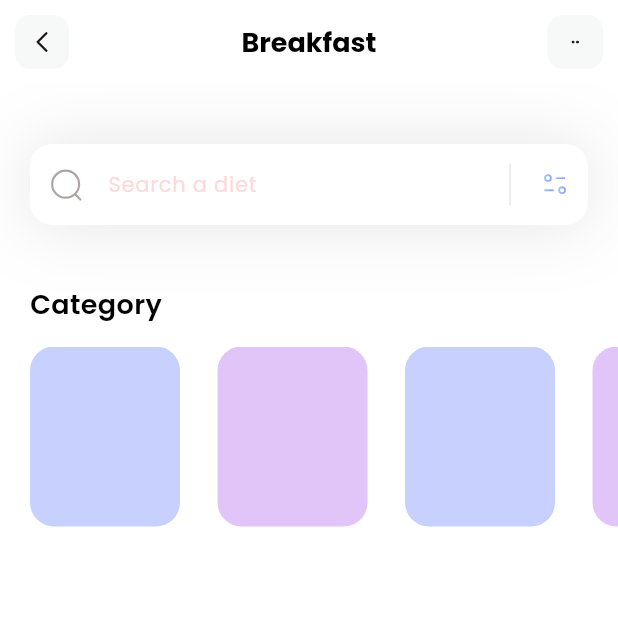
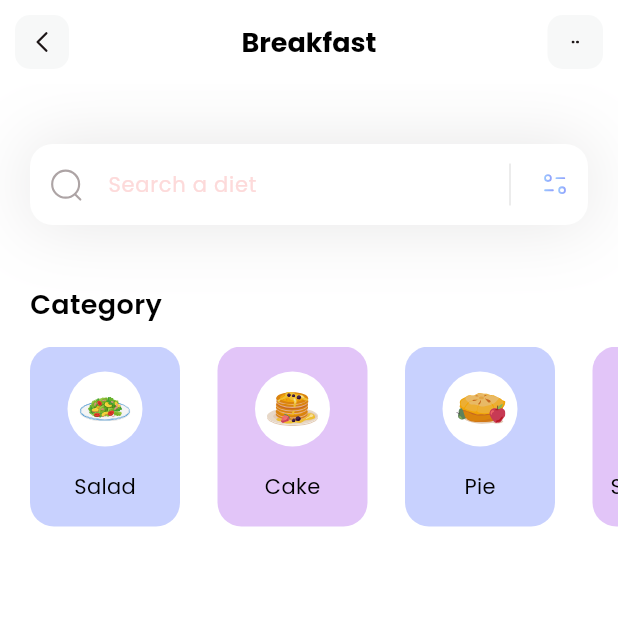
Before and after one commit to abungubrighton/dietApp, a Flutter app: the screen it shows after launch, on a phone screen of 412 x 824 dp, the top half of it. Run offline on Flutter 3.47's test engine with Material 3 defaults, Android fonts, the phone set to English and light mode, and no system bars; our stand-ins replace flutter_svg.

Commit message:
chore:add category image and name to the listview items containers

```diff
--- a/lib/pages/home.dart
+++ b/lib/pages/home.dart
@@ -66,11 +66,34 @@ class _HomePageState extends State<HomePage> {
                   itemBuilder: (context, index) {
                     // build function builds each item in a list returns a widget for every item
                     return Container(
-                      width: 100,
-                      decoration: BoxDecoration(
-                          color: categories[index].boxColor.withOpacity(0.5),
-                          borderRadius: BorderRadius.circular(16)),
-                    );
+                        width: 100,
+                        decoration: BoxDecoration(
+                            color: categories[index].boxColor.withOpacity(0.5),
+                            borderRadius: BorderRadius.circular(16)),
+                        child: Column(
+                          mainAxisAlignment: MainAxisAlignment.spaceEvenly,
+                          children: [
+                            Container(
+                                width: 50,
+                                height: 50,
+                                decoration: const BoxDecoration(
+                                    color: Colors.white,
+                                    shape: BoxShape.circle),
+                                child: Padding(
+                                  padding: const EdgeInsets.all(8.0),
+                                  child: SvgPicture.asset(
+                                      categories[index].iconPath),
+                                )),
+                            Text(
+                              categories[index].name,
+                              style: const TextStyle(
+                                fontWeight: FontWeight.w400,
+                                fontSize: 14,
+                                color: Colors.black,
+                              ),
+                            )
+                          ],
+                        ));
                   }),
             ),
           ],
```
Also changed, not shown: assets/icons/blueberry-pancake.svg (added), assets/icons/canai-bread.svg (added), assets/icons/honey-pancakes.svg (added), assets/icons/orange-snacks.svg (added), assets/icons/pancakes.svg (added), assets/icons/pie.svg (added), assets/icons/plate.svg (added), assets/icons/salmon-nigiri.svg (added).
